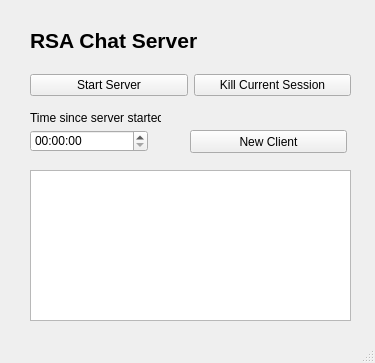
Before: the Qt Designer form gui/server.ui in ilmagita/kripto-tugas-3, drawn with Qt 5.
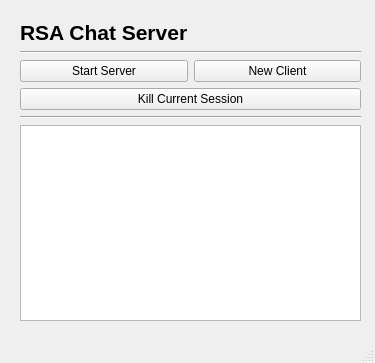
After: the same form once the commit is applied.

Patch:
```diff
--- a/gui/server.ui
+++ b/gui/server.ui
@@ -14,15 +14,18 @@
    <string>MainWindow</string>
   </property>
   <widget class="QWidget" name="centralwidget">
-   <widget class="QLabel" name="label">
+   <widget class="QWidget" name="verticalLayoutWidget">
     <property name="geometry">
      <rect>
-      <x>30</x>
+      <x>20</x>
       <y>20</y>
-      <width>201</width>
-      <height>41</height>
+      <width>341</width>
+      <height>301</height>
      </rect>
     </property>
+    <layout class="QVBoxLayout" name="verticalLayout">
+     <item>
+      <widget class="QLabel" name="title">
     <property name="font">
      <font>
       <pointsize>16</pointsize>
@@ -34,15 +37,15 @@
      <string>RSA Chat Server</string>
     </property>
    </widget>
-   <widget class="QWidget" name="horizontalLayoutWidget">
-    <property name="geometry">
-     <rect>
-      <x>30</x>
-      <y>70</y>
-      <width>321</width>
-      <height>31</height>
-     </rect>
-    </property>
+     </item>
+     <item>
+      <widget class="Line" name="line">
+       <property name="orientation">
+        <enum>Qt::Horizontal</enum>
+       </property>
+      </widget>
+     </item>
+     <item>
     <layout class="QHBoxLayout" name="horizontalLayout">
      <item>
       <widget class="QPushButton" name="pushButton">
@@ -52,59 +55,32 @@
       </widget>
      </item>
      <item>
-      <widget class="QPushButton" name="pushButton_2">
-       <property name="text">
-        <string>Kill Current Session</string>
-       </property>
-      </widget>
-     </item>
-    </layout>
-   </widget>
-   <widget class="QTimeEdit" name="timeEdit">
-    <property name="geometry">
-     <rect>
-      <x>30</x>
-      <y>130</y>
-      <width>118</width>
-      <height>22</height>
-     </rect>
-    </property>
-   </widget>
-   <widget class="QLabel" name="label_2">
-    <property name="geometry">
-     <rect>
-      <x>30</x>
-      <y>110</y>
-      <width>131</width>
-      <height>16</height>
-     </rect>
-    </property>
-    <property name="text">
-     <string>Time since server started</string>
-    </property>
-   </widget>
-   <widget class="QPushButton" name="pushButton_3">
-    <property name="geometry">
-     <rect>
-      <x>190</x>
-      <y>130</y>
-      <width>157</width>
-      <height>23</height>
-     </rect>
-    </property>
+        <widget class="QPushButton" name="newClientBtn">
     <property name="text">
      <string>New Client</string>
     </property>
    </widget>
-   <widget class="QPlainTextEdit" name="plainTextEdit">
-    <property name="geometry">
-     <rect>
-      <x>30</x>
-      <y>170</y>
-      <width>321</width>
-      <height>151</height>
-     </rect>
-    </property>
+       </item>
+      </layout>
+     </item>
+     <item>
+      <widget class="QPushButton" name="killSessionBtn">
+       <property name="text">
+        <string>Kill Current Session</string>
+       </property>
+      </widget>
+     </item>
+     <item>
+      <widget class="Line" name="line_2">
+       <property name="orientation">
+        <enum>Qt::Horizontal</enum>
+       </property>
+      </widget>
+     </item>
+     <item>
+      <widget class="QTextEdit" name="serverTerminalText"/>
+     </item>
+    </layout>
    </widget>
   </widget>
   <widget class="QStatusBar" name="statusbar"/>
```
Left out of the diff: 2 changed lines with no effect on the pictures. Lines whose indentation alone changed are shown as unchanged.
